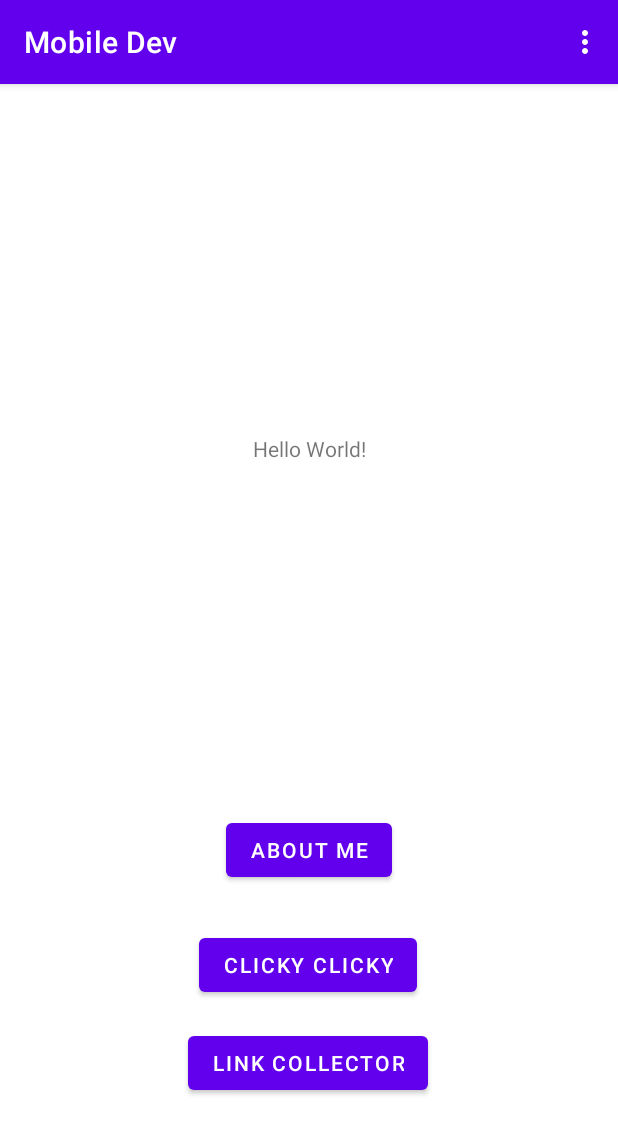
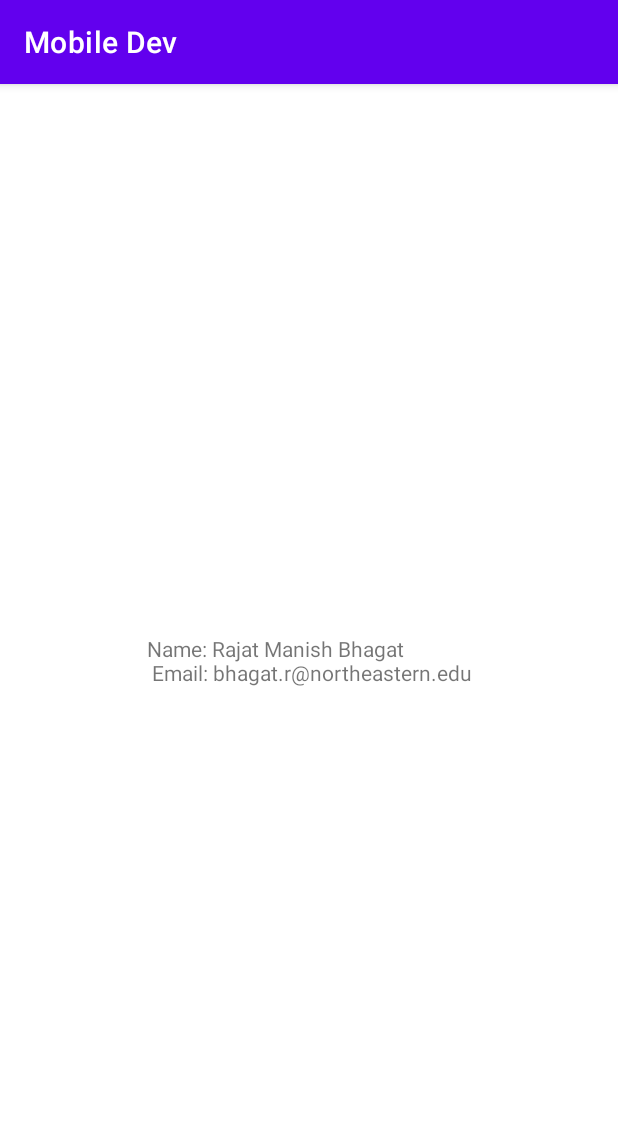
Before and after one commit to rajatbhagat/cs5520-mobile-dev, an Android app: the screen it shows after launch (MainActivity before the commit, AboutMeActivity after it), after a tap on "ABOUT ME", on a phone screen of 412 x 824 dp. Shown: the top 1134 px of the screen. Run offline under Robolectric (Android 15) with nearby library versions, the phone set to English and light mode, and no system bars; our stand-ins replace navigation-ui.

Commit message:
Added the About Me Acitivity and the link collector activity

```diff
--- a/app/src/main/AndroidManifest.xml
+++ b/app/src/main/AndroidManifest.xml
@@ -9,6 +9,9 @@
         android:roundIcon="@mipmap/custom_icon_round"
         android:supportsRtl="true"
         android:theme="@style/Theme.Cs5520mobiledev">
+        <activity
+            android:name=".AboutMeActivity"
+            android:exported="false" />
         <activity
             android:name=".LinkCollectorActivity"
             android:exported="false" />
--- /dev/null
+++ b/app/src/main/java/com/cs5520/mobile_dev/AboutMeActivity.java
@@ -0,0 +1,18 @@
+package com.cs5520.mobile_dev;
+
+import androidx.appcompat.app.AppCompatActivity;
+
+import android.os.Bundle;
+import android.widget.TextView;
+
+public class AboutMeActivity extends AppCompatActivity {
+
+    @Override
+    protected void onCreate(Bundle savedInstanceState) {
+        super.onCreate(savedInstanceState);
+        setContentView(R.layout.activity_about_me);
+
+        TextView aboutMe = (TextView) findViewById(R.id.aboutme_textView);
+        aboutMe.setText("Name: Rajat Manish Bhagat \n Email: bhagat.r@northeastern.edu");
+    }
+}
--- a/app/src/main/java/com/cs5520/mobile_dev/MainActivity.java
+++ b/app/src/main/java/com/cs5520/mobile_dev/MainActivity.java
@@ -41,9 +41,8 @@ public class MainActivity extends AppCompatActivity {
         aboutButton.setOnClickListener(new View.OnClickListener() {
             @Override
             public void onClick(View v) {
-                Toast.makeText(getApplicationContext(),
-                        "Name: Rajat Manish Bhagat \n Email: bhagat.r@northeastern.edu",
-                        Toast.LENGTH_LONG).show();
+                Intent intent = new Intent(MainActivity.this, AboutMeActivity.class);
+                startActivity(intent);
             }
         });
 
--- /dev/null
+++ b/app/src/main/res/layout/activity_about_me.xml
@@ -0,0 +1,18 @@
+<?xml version="1.0" encoding="utf-8"?>
+<androidx.constraintlayout.widget.ConstraintLayout xmlns:android="http://schemas.android.com/apk/res/android"
+    xmlns:app="http://schemas.android.com/apk/res-auto"
+    xmlns:tools="http://schemas.android.com/tools"
+    android:layout_width="match_parent"
+    android:layout_height="match_parent"
+    tools:context=".AboutMeActivity">
+
+    <TextView
+        android:id="@+id/aboutme_textView"
+        android:layout_width="wrap_content"
+        android:layout_height="wrap_content"
+        app:layout_constraintBottom_toBottomOf="parent"
+        app:layout_constraintEnd_toEndOf="parent"
+        app:layout_constraintHorizontal_bias="0.5"
+        app:layout_constraintStart_toStartOf="parent"
+        app:layout_constraintTop_toTopOf="parent" />
+</androidx.constraintlayout.widget.ConstraintLayout>
```
Also changed, not shown: app/src/main/res/layout/activity_link_collector.xml (+14 -0 lines).
